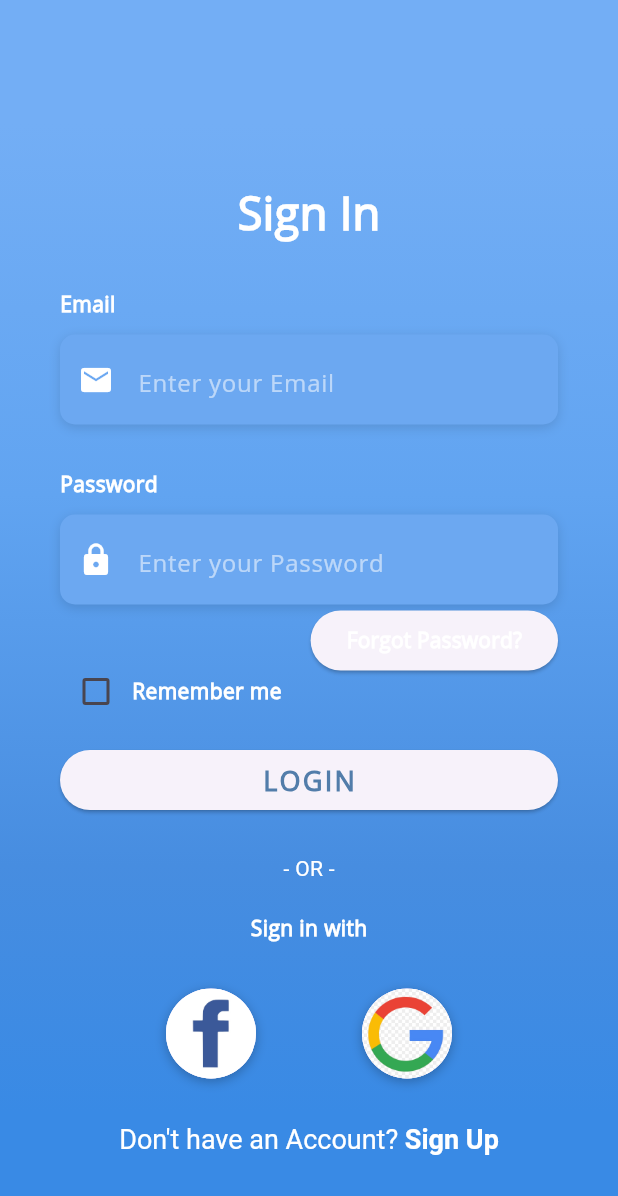
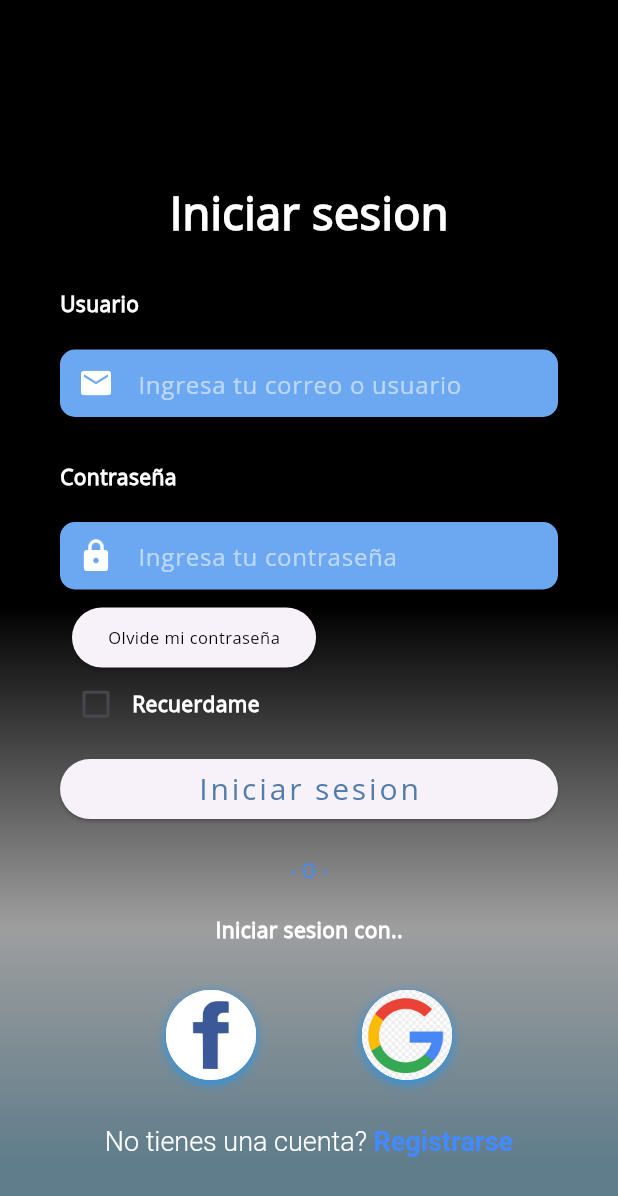
Before and after one commit to JJ5A505/flutter, a Flutter app: the screen it shows after launch, on a phone screen of 412 x 824 dp. Shown: the top 1196 px of the screen. Run offline on Flutter 3.47's test engine with Material 3 defaults, Android fonts, the phone set to English and light mode, and no system bars.

Commit message:
thir commit

```diff
--- a/lib/screens/login_screen.dart
+++ b/lib/screens/login_screen.dart
@@ -15,28 +15,28 @@ class _LoginScreenState extends State<LoginScreen> {
       crossAxisAlignment: CrossAxisAlignment.start,
       children: <Widget>[
         Text(
-          'Email',
+          'Usuario',
           style: kLabelStyle,
         ),
-        const SizedBox(height: 10.0),
+        const SizedBox(height: 20.0),
         Container(
           alignment: Alignment.centerLeft,
           decoration: kBoxDecorationStyle,
-          height: 60.0,
+          height: 45.0,
           child: TextField(
             keyboardType: TextInputType.emailAddress,
             style: const TextStyle(
-              color: Colors.white,
+              color: Colors.black,
               fontFamily: 'OpenSans',
             ),
             decoration: InputDecoration(
               border: InputBorder.none,
-              contentPadding: EdgeInsets.only(top: 14.0),
+              contentPadding: EdgeInsets.only(top: 10.0),
               prefixIcon: const Icon(
                 Icons.email,
                 color: Colors.white,
               ),
-              hintText: 'Enter your Email',
+              hintText: 'Ingresa tu correo o usuario',
               hintStyle: kHintTextStyle,
             ),
           ),
@@ -50,28 +50,28 @@ class _LoginScreenState extends State<LoginScreen> {
       crossAxisAlignment: CrossAxisAlignment.start,
       children: <Widget>[
         Text(
-          'Password',
+          'Contraseña',
           style: kLabelStyle,
         ),
-        const SizedBox(height: 10.0),
+        const SizedBox(height: 20.0),
         Container(
           alignment: Alignment.centerLeft,
           decoration: kBoxDecorationStyle,
-          height: 60.0,
+          height: 45.0,
           child: TextField(
             obscureText: true,
             style: const TextStyle(
-              color: Colors.white,
+              color: Colors.black,
               fontFamily: 'OpenSans',
             ),
             decoration: InputDecoration(
               border: InputBorder.none,
-              contentPadding: EdgeInsets.only(top: 14.0),
+              contentPadding: EdgeInsets.only(top: 10.0),
               prefixIcon: const Icon(
                 Icons.lock,
                 color: Colors.white,
               ),
-              hintText: 'Enter your Password',
+              hintText: 'Ingresa tu contraseña',
               hintStyle: kHintTextStyle,
             ),
           ),
@@ -82,12 +82,23 @@ class _LoginScreenState extends State<LoginScreen> {
 
   Widget _buildForgotPasswordBtn() {
     return Container(
-      alignment: Alignment.centerRight,
+
+      alignment: Alignment.centerLeft,
+      margin: EdgeInsets.all(8),
       child: ElevatedButton(
-        onPressed: () => print('Forgot Password Button Pressed'),
-        child: Text(
-          'Forgot Password?',
-          style: kLabelStyle,
+
+        onPressed: () => print('Se me olvido la contrasena :('),
+        child: const Text(
+          'Olvide mi contraseña',
+          style: TextStyle(
+            color: Colors.black,
+            letterSpacing: 0.3,
+            fontSize: 11.0,
+            fontWeight: FontWeight.normal,
+            fontFamily: 'OpenSans',
+
+          ) ,
+
         ),
       ),
     );
@@ -95,15 +106,15 @@ class _LoginScreenState extends State<LoginScreen> {
 
   Widget _buildRememberMeCheckbox() {
     return Container(
-      height: 20.0,
+      height: 25.0,
       child: Row(
         children: <Widget>[
           Theme(
-            data: ThemeData(unselectedWidgetColor: Colors.white),
+            data: ThemeData(unselectedWidgetColor: Colors.grey),
             child: Checkbox(
               value: _rememberMe,
-              checkColor: Colors.green,
-              activeColor: Colors.white,
+              checkColor: Colors.white,
+              activeColor: Colors.blueAccent,
               onChanged: (value) {
                 setState(() {
                   _rememberMe = value!;
@@ -112,7 +123,7 @@ class _LoginScreenState extends State<LoginScreen> {
             ),
           ),
           Text(
-            'Remember me',
+            'Recuerdame',
             style: kLabelStyle,
           ),
         ],
@@ -122,17 +133,17 @@ class _LoginScreenState extends State<LoginScreen> {
 
   Widget _buildLoginBtn() {
     return Container(
-      padding: const EdgeInsets.symmetric(vertical: 25.0),
+      padding: const EdgeInsets.symmetric(vertical: 20.0),
       width: double.infinity,
       child: ElevatedButton(
-        onPressed: () => print('Login Button Pressed'),
+        onPressed: () => print('Iniciciar sesion precionado'),
         child: const Text(
-          'LOGIN',
+          'Iniciar sesion',
           style: TextStyle(
             color: Color(0xFF527DAA),
-            letterSpacing: 1.5,
-            fontSize: 18.0,
-            fontWeight: FontWeight.bold,
+            letterSpacing: 1.9,
+            fontSize: 20.0,
+            fontWeight: FontWeight.normal,
             fontFamily: 'OpenSans',
           ),
         ),
@@ -144,15 +155,15 @@ class _LoginScreenState extends State<LoginScreen> {
     return Column(
       children: <Widget>[
         const Text(
-          '- OR -',
+          '- O -',
           style: TextStyle(
-            color: Colors.white,
+            color: Colors.blueAccent,
             fontWeight: FontWeight.w400,
           ),
         ),
         const SizedBox(height: 20.0),
         Text(
-          'Sign in with',
+          'Iniciar sesion con..',
           style: kLabelStyle,
         ),
       ],
@@ -170,7 +181,7 @@ class _LoginScreenState extends State<LoginScreen> {
           color: Colors.white,
           boxShadow:  [
             BoxShadow(
-              color: Colors.black26,
+              color: Colors.blue,
               offset: Offset(0, 2),
               blurRadius: 6.0,
             ),
@@ -190,11 +201,11 @@ class _LoginScreenState extends State<LoginScreen> {
         mainAxisAlignment: MainAxisAlignment.spaceEvenly,
         children: <Widget>[
           _buildSocialBtn(
-            () => print('Login with Facebook'),
+            () => print('Iniciar con Facebook'),
             const AssetImage('assets/logos/facebook.jpg'),
           ),
           _buildSocialBtn(
-            () => print('Login with Google'),
+            () => print('Iniciar con Google'),
             const AssetImage('assets/logos/google.jpg'),
           ),
         ],
@@ -204,22 +215,22 @@ class _LoginScreenState extends State<LoginScreen> {
 
   Widget _buildSignupBtn() {
     return GestureDetector(
-      onTap: () => print('Sign Up Button Pressed'),
+      onTap: () => print('Registrarse precionado'),
       child: RichText(
         text: const TextSpan(
           children: [
             TextSpan(
-              text: 'Don\'t have an Account? ',
+              text: 'No tienes una cuenta? ',
               style: TextStyle(
                 color: Colors.white,
                 fontSize: 18.0,
-                fontWeight: FontWeight.w400,
+                fontWeight: FontWeight.w300,
               ),
             ),
             TextSpan(
-              text: 'Sign Up',
+              text: 'Registrarse',
               style: TextStyle(
-                color: Colors.white,
+                color: Colors.blueAccent,
                 fontSize: 18.0,
                 fontWeight: FontWeight.bold,
               ),
@@ -247,12 +258,12 @@ class _LoginScreenState extends State<LoginScreen> {
                     begin: Alignment.topCenter,
                     end: Alignment.bottomCenter,
                     colors: [
-                      Color(0xFF73AEF5),
-                      Color(0xFF61A4F1),
-                      Color(0xFF478DE0),
-                      Color(0xFF398AE5),
+                      Colors.black,
+                      Colors.black,
+                      Colors.grey,
+                      Colors.blueGrey,
                     ],
-                    stops: [0.1, 0.4, 0.7, 0.9],
+                    stops: [0.1, 0.49, 0.75, 0.94],
                   ),
                 ),
               ),
@@ -268,7 +279,7 @@ class _LoginScreenState extends State<LoginScreen> {
                     mainAxisAlignment: MainAxisAlignment.center,
                     children: <Widget>[
                       const Text(
-                        'Sign In',
+                        'Iniciar sesion',
                         style: TextStyle(
                           color: Colors.white,
                           fontFamily: 'OpenSans',
```
Also changed, not shown: assets/logos/apl.png (added).
